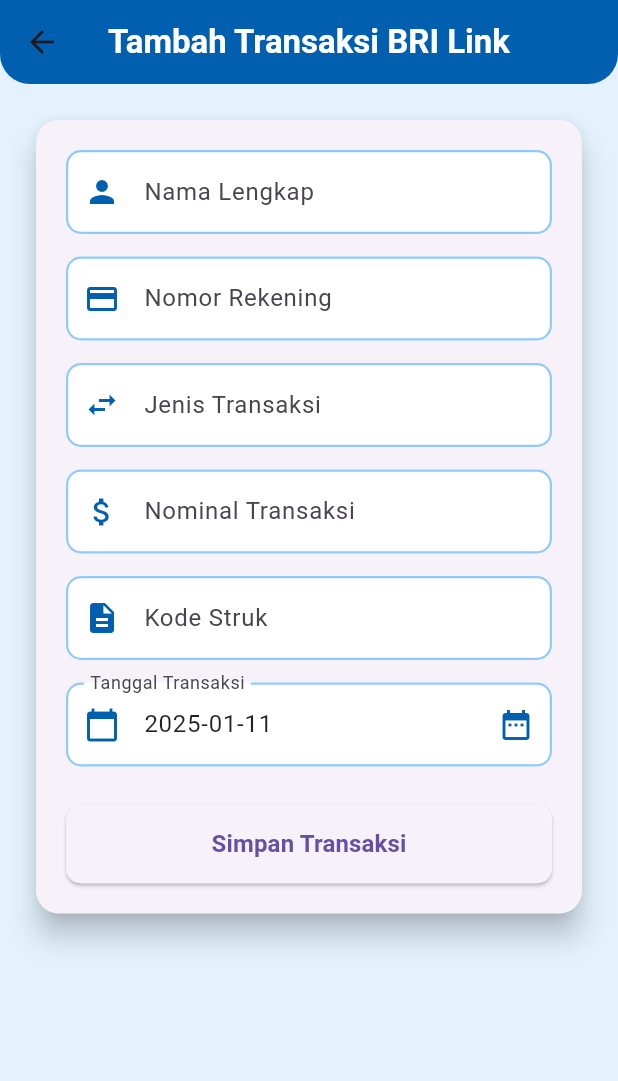
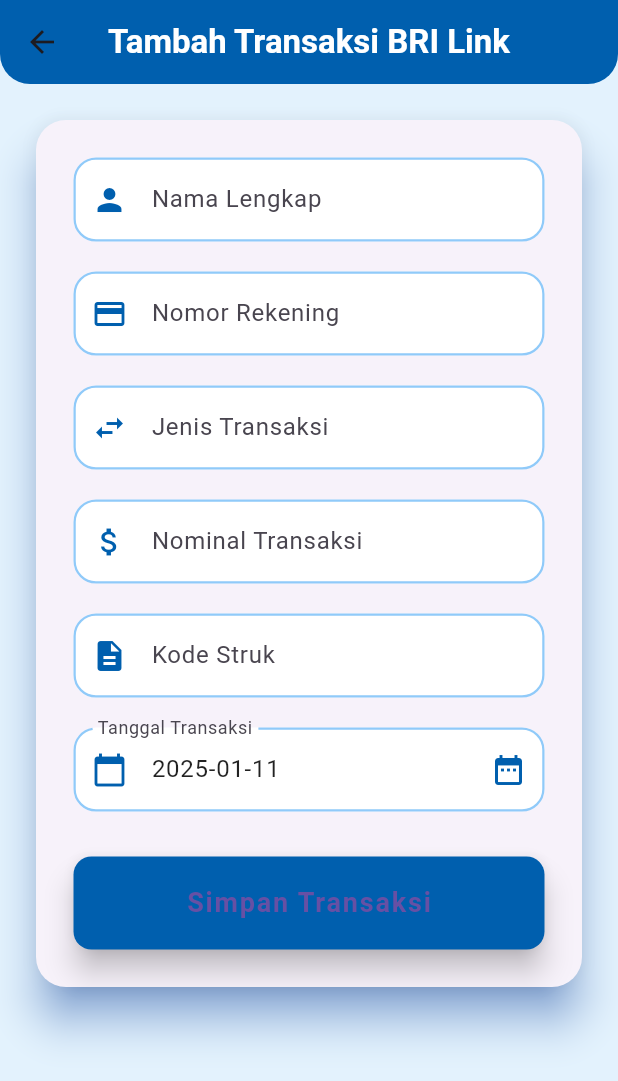
Before and after one commit to restuwijaya27/Project-akhir-Mobile2_AdmBriLink, a Flutter app: the TransaksiAddView screen opened directly, on a phone screen of 412 x 824 dp. Shown: the top 1081 px of the screen. Run offline on Flutter 3.47's test engine with Material 3 defaults, Android fonts, the phone set to English and light mode, and no system bars; our stand-ins replace cloud_firestore, firebase_auth, firebase_core, get; accounts and stored records are empty.

Commit message:
#8 update add view

```diff
--- a/lib/app/modules/transaksi/views/transaksi_add_view.dart
+++ b/lib/app/modules/transaksi/views/transaksi_add_view.dart
@@ -35,12 +35,13 @@ class TransaksiAddView extends GetView<TransaksiController> {
         child: Padding(
           padding: EdgeInsets.all(20),
           child: Card(
-            elevation: 8,
+            elevation: 12,
             shape: RoundedRectangleBorder(
-              borderRadius: BorderRadius.circular(15)
+              borderRadius: BorderRadius.circular(20)
             ),
+            shadowColor: Colors.blueAccent,
             child: Padding(
-              padding: EdgeInsets.all(20),
+              padding: EdgeInsets.all(25),
               child: Column(
                 crossAxisAlignment: CrossAxisAlignment.stretch,
                 children: [
@@ -49,36 +50,36 @@ class TransaksiAddView extends GetView<TransaksiController> {
                     label: "Nama Lengkap",
                     icon: Icons.person,
                   ),
-                  SizedBox(height: 15),
+                  SizedBox(height: 20),
                   _buildTextField(
                     controller: controller.cNomer_rekening,
                     label: "Nomor Rekening",
                     icon: Icons.credit_card,
                     keyboardType: TextInputType.number,
                   ),
-                  SizedBox(height: 15),
+                  SizedBox(height: 20),
                   _buildTextField(
                     controller: controller.cJenis_transaksi,
                     label: "Jenis Transaksi",
                     icon: Icons.swap_horiz,
                   ),
-                  SizedBox(height: 15),
+                  SizedBox(height: 20),
                   _buildTextField(
                     controller: controller.cNominal,
                     label: "Nominal Transaksi",
                     icon: Icons.attach_money,
                     keyboardType: TextInputType.number,
                   ),
-                  SizedBox(height: 15),
+                  SizedBox(height: 20),
                   _buildTextField(
                     controller: controller.cKode_struk,
                     label: "Kode Struk",
                     icon: Icons.description,
                     keyboardType: TextInputType.number,
                   ),
-                  SizedBox(height: 15),
+                  SizedBox(height: 20),
                   _buildDateField(context),
-                  SizedBox(height: 25),
+                  SizedBox(height: 30),
                   ElevatedButton(
                     onPressed: () => controller.add(
                       controller.cNama.text,
@@ -88,17 +89,20 @@ class TransaksiAddView extends GetView<TransaksiController> {
                       controller.cTanggal.text,
                       controller.cKode_struk.text,
                     ),
-                    style: ElevatedButton.styleFrom( // BRI Blue
-                      padding: EdgeInsets.symmetric(vertical: 15),
+                    style: ElevatedButton.styleFrom(
+                      primary: Color(0xFF005FAE),
+                      padding: EdgeInsets.symmetric(vertical: 18),
                       shape: RoundedRectangleBorder(
-                        borderRadius: BorderRadius.circular(10)
-                      )
+                        borderRadius: BorderRadius.circular(12)
+                      ),
+                      elevation: 8,
                     ),
                     child: Text(
                       "Simpan Transaksi",
                       style: TextStyle(
-                        fontSize: 16,
-                        fontWeight: FontWeight.bold
+                        fontSize: 18,
+                        fontWeight: FontWeight.bold,
+                        letterSpacing: 1.2,
                       ),
                     ),
                   )
@@ -128,11 +132,11 @@ class TransaksiAddView extends GetView<TransaksiController> {
         filled: true,
         fillColor: Colors.white,
         enabledBorder: OutlineInputBorder(
-          borderRadius: BorderRadius.circular(10),
+          borderRadius: BorderRadius.circular(15),
           borderSide: BorderSide(color: Colors.blue[200]!, width: 1.5),
         ),
         focusedBorder: OutlineInputBorder(
-          borderRadius: BorderRadius.circular(10),
+          borderRadius: BorderRadius.circular(15),
           borderSide: BorderSide(color: Color(0xFF005FAE), width: 2),
         ),
       ),
@@ -154,11 +158,11 @@ class TransaksiAddView extends GetView<TransaksiController> {
         filled: true,
         fillColor: Colors.white,
         enabledBorder: OutlineInputBorder(
-          borderRadius: BorderRadius.circular(10),
+          borderRadius: BorderRadius.circular(15),
           borderSide: BorderSide(color: Colors.blue[200]!, width: 1.5),
         ),
         focusedBorder: OutlineInputBorder(
-          borderRadius: BorderRadius.circular(10),
+          borderRadius: BorderRadius.circular(15),
           borderSide: BorderSide(color: Color(0xFF005FAE), width: 2),
         ),
       ),
```
